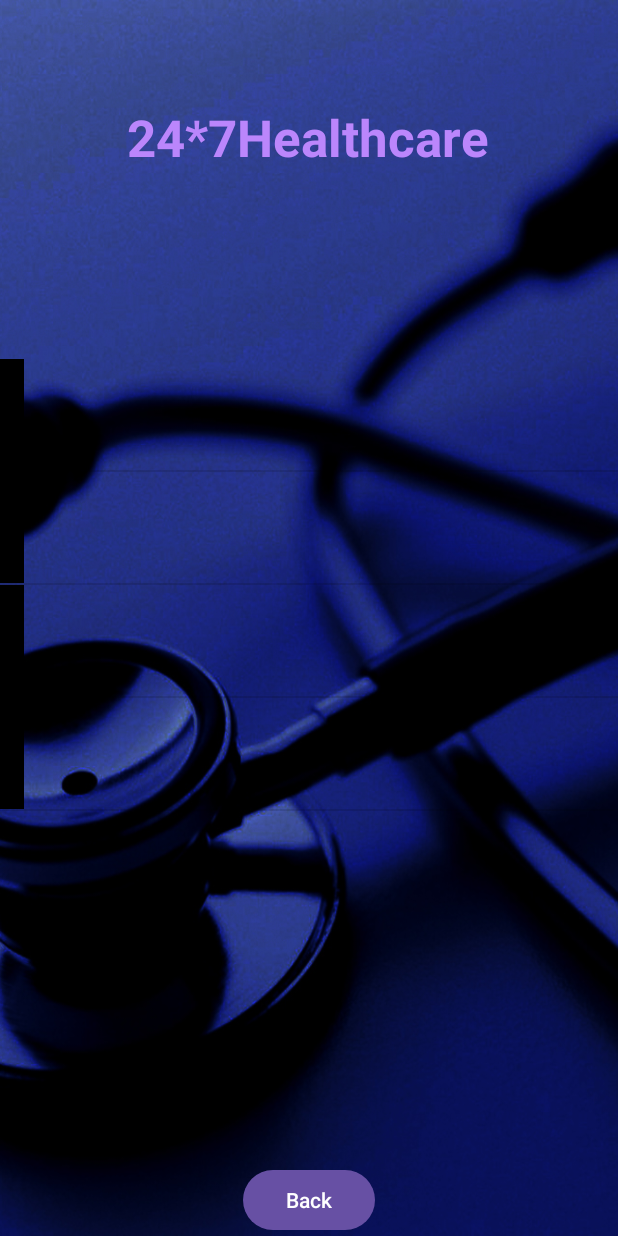
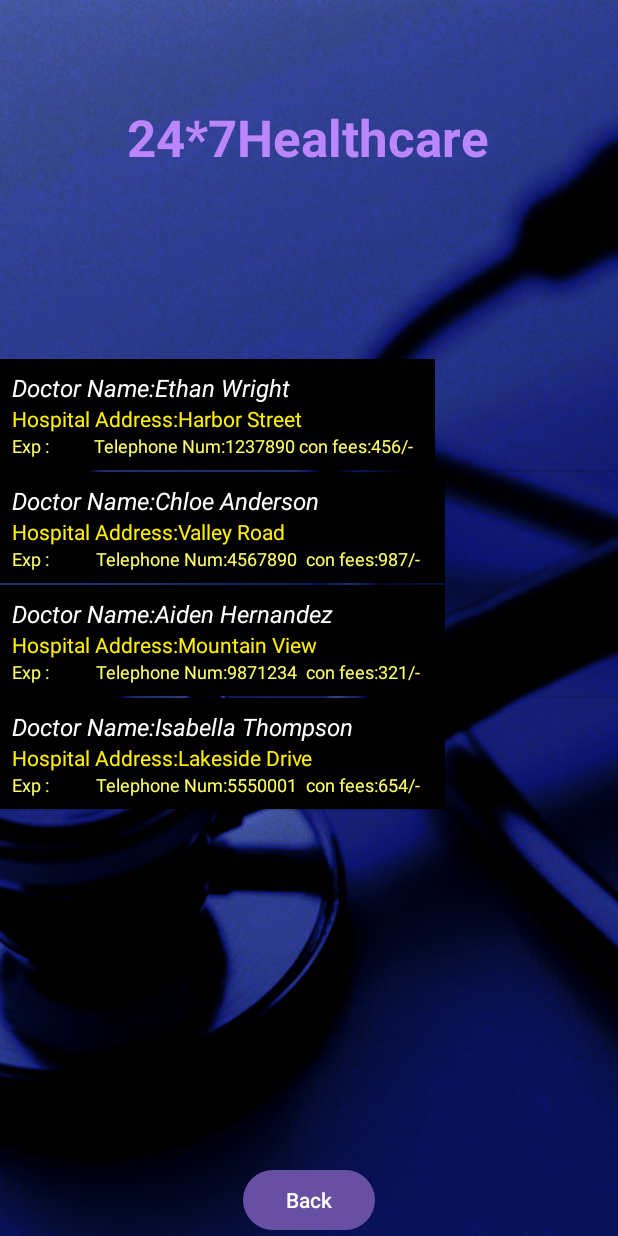
Before and after one commit to AymenBH52/Application-mobile-android-Healthcare-, an Android app: the DoctorDetailsActivity screen opened directly, with no data from a screen before it, on a phone screen of 412 x 824 dp. Run offline under Robolectric (Android 15) with nearby library versions, the phone set to English and light mode, and no system bars; 4 statements that could not run were skipped.

Commit message:
Cleanup + minor fixes

```diff
--- a/app/src/main/java/com/tekup/cabinetmedicale/CartBuyMedicineActivity.java
+++ b/app/src/main/java/com/tekup/cabinetmedicale/CartBuyMedicineActivity.java
@@ -65,7 +65,7 @@ public class CartBuyMedicineActivity extends AppCompatActivity {
             // We split arrData by delimiter "$" to create and array and store it strData
             String[] strData = arrData.split(java.util.regex.Pattern.quote("$"));
             packages[i][0] = strData[0];
-            packages[i][4] = "Cost : "+strData[1]+"/-";
+            packages[i][4] = "Cost : "+strData[1]+" DT";
             //Calculate the total amount
             totalAmount = totalAmount + Float.parseFloat(strData[1]);
         }
@@ -79,7 +79,7 @@ public class CartBuyMedicineActivity extends AppCompatActivity {
             item.put("line2", packages[i][1]);
             item.put("line3", packages[i][2]);
             item.put("line4", packages[i][3]);
-            item.put("line5", "Total Cost:" +packages[i][4]+"/-");
+            item.put("line5", "Total Cost:" +packages[i][4]+" DT");
             list.add(item);
         }
 
--- a/app/src/main/java/com/tekup/cabinetmedicale/DoctorDetailsActivity.java
+++ b/app/src/main/java/com/tekup/cabinetmedicale/DoctorDetailsActivity.java
@@ -15,38 +15,38 @@ import java.util.HashMap;
 
 public class DoctorDetailsActivity extends AppCompatActivity {
     private String[][] doctorDetails1 = {
-            {"Doctor Name:Mohsen Iifa","Hospital Address:Charles Nicols","Telephone Num:7474747","415"},
-            {"Doctor Name:Taid Jandoubi","Hospital Address:Yhtur","Telephone Num:7074747754","600"},
-            {"Doctor Name:Imen Kasah","Hospital Address:Charles Nicols","Telephone Num:2474747","500"},
-            {"Doctor Name:Jamila Aabdelaoui","Hospital Address:Rabta","Telephone Num:1452247","8632"}
+            {"Doctor Name:Mohsen Iifa","Hospital Address:Charles Nicols","Exp : 5years","Telephone Num:7474747","415"},
+            {"Doctor Name:Taid Jandoubi","Hospital Address:Yhtur","Exp : 3years","Telephone Num:7074747754","600"},
+            {"Doctor Name:Imen Kasah","Hospital Address:Charles Nicols","Exp : 10years","Telephone Num:2474747","500"},
+            {"Doctor Name:Jamila Aabdelaoui","Hospital Address:Rabta","Exp : 15years","Telephone Num:1452247","8632"}
     };
 
     private String[][] doctorDetails2 = {
-            {"Doctor Name:John Doe","Hospital Address:Main Street","Telephone Num:1234567","789"},
-            {"Doctor Name:Emily Smith","Hospital Address:Elm Avenue","Telephone Num:9876543","321"},
-            {"Doctor Name:Michael Johnson","Hospital Address:Pine Street","Telephone Num:5551234","432"},
-            {"Doctor Name:Sara Williams","Hospital Address:Maple Avenue","Telephone Num:7778888","567"}
+            {"Doctor Name:John Doe","Hospital Address:Main Street","Exp : 9years","Telephone Num:1234567","789"},
+            {"Doctor Name:Emily Smith","Hospital Address:Elm Avenue","Exp : 2years","Telephone Num:9876543","321"},
+            {"Doctor Name:Michael Johnson","Hospital Address:Pine Street","Exp : 2years","Telephone Num:5551234","432"},
+            {"Doctor Name:Sara Williams","Hospital Address:Maple Avenue","Exp : 1years","Telephone Num:7778888","567"}
     };
 
     private String[][] doctorDetails3 = {
-            {"Doctor Name:David Brown","Hospital Address:Cedar Lane","Telephone Num:3332222","654"},
-            {"Doctor Name:Laura Miller","Hospital Address:Oak Street","Telephone Num:9990001","876"},
-            {"Doctor Name:Daniel Wilson","Hospital Address:Willow Avenue","Telephone Num:1110000","246"},
-            {"Doctor Name:Amy Garcia","Hospital Address:Sunset Boulevard","Telephone Num:8889991","135"}
+            {"Doctor Name:David Brown","Hospital Address:Cedar Lane","Exp : 8years","Telephone Num:3332222","654"},
+            {"Doctor Name:Laura Miller","Hospital Address:Oak Street","Exp : 12years","Telephone Num:9990001","876"},
+            {"Doctor Name:Daniel Wilson","Hospital Address:Willow Avenue","Exp : 4years","Telephone Num:1110000","246"},
+            {"Doctor Name:Amy Garcia","Hospital Address:Sunset Boulevard","Exp : 4years","Telephone Num:8889991","135"}
     };
 
     private String[][] doctorDetails4 = {
-            {"Doctor Name:Robert Lee","Hospital Address:Waterfront Road","Telephone Num:4443332","978"},
-            {"Doctor Name:Olivia Davis","Hospital Address:Hillside Drive","Telephone Num:2221110","357"},
-            {"Doctor Name:William Clark","Hospital Address:Meadow Lane","Telephone Num:7773331","789"},
-            {"Doctor Name:Sophia Martinez","Hospital Address:Park Avenue","Telephone Num:8880009","654"}
+            {"Doctor Name:Robert Lee","Hospital Address:Waterfront Road","Exp : 4years","Telephone Num:4443332","978"},
+            {"Doctor Name:Olivia Davis","Hospital Address:Hillside Drive","Exp : 8years","Telephone Num:2221110","357"},
+            {"Doctor Name:William Clark","Hospital Address:Meadow Lane","Exp : 6years","Telephone Num:7773331","789"},
+            {"Doctor Name:Sophia Martinez","Hospital Address:Park Avenue","Exp : 2years","Telephone Num:8880009","654"}
     };
 
     private String[][] doctorDetails5 = {
-            {"Doctor Name:Ethan Wright","Hospital Address:Harbor Street","Telephone Num:1237890","456"},
-            {"Doctor Name:Chloe Anderson","Hospital Address:Valley Road","Telephone Num:4567890","987"},
-            {"Doctor Name:Aiden Hernandez","Hospital Address:Mountain View","Telephone Num:9871234","321"},
-            {"Doctor Name:Isabella Thompson","Hospital Address:Lakeside Drive","Telephone Num:5550001","654"}
+            {"Doctor Name:Ethan Wright","Hospital Address:Harbor Street","Exp : 9years","Telephone Num:1237890","456"},
+            {"Doctor Name:Chloe Anderson","Hospital Address:Valley Road","Exp : 21years","Telephone Num:4567890","987"},
+            {"Doctor Name:Aiden Hernandez","Hospital Address:Mountain View","Exp : 12years","Telephone Num:9871234","321"},
+            {"Doctor Name:Isabella Thompson","Hospital Address:Lakeside Drive","Exp : 10years","Telephone Num:5550001","654"}
     };
 
 TextView tv;
@@ -93,11 +93,11 @@ HashMap<String,String> item;
       List=new ArrayList<>();
       for(int i=0;i<doctorDetails.length;i++){
           item=new HashMap<String, String>();
-          item.put("Line1",doctorDetails[i][0]);
-          item.put("Line2",doctorDetails[i][1]);
-          item.put("Line3",doctorDetails[i][2]);
-          item.put("Line4",doctorDetails[i][3]);
-          item.put("Line5","con fees:"+doctorDetails[i][4]+"/-");
+          item.put("line1",doctorDetails[i][0]);
+          item.put("line2",doctorDetails[i][1]);
+          item.put("line3",doctorDetails[i][2]);
+          item.put("line4",doctorDetails[i][3]);
+          item.put("line5","con fees:"+doctorDetails[i][4]+"/-");
           List.add(item);
       }
 sa=new SimpleAdapter(this,List,
--- a/app/src/main/res/layout/activity_buy_medicine_book.xml
+++ b/app/src/main/res/layout/activity_buy_medicine_book.xml
@@ -47,7 +47,6 @@
         android:paddingTop="10dp"
         android:paddingRight="10dp"
         android:paddingBottom="10dp"
-        android:text="Full Name"
         android:textColor="@color/colorWhite"
         android:textColorHint="@color/colorWhite"
         app:layout_constraintEnd_toEndOf="parent"
@@ -71,7 +70,6 @@
         android:paddingTop="10dp"
         android:paddingRight="10dp"
         android:paddingBottom="10dp"
-        android:text="Address"
         android:textColor="@color/colorWhite"
         android:textColorHint="@color/colorWhite"
         app:layout_constraintEnd_toEndOf="parent"
@@ -94,7 +92,6 @@
         android:paddingTop="10dp"
         android:paddingRight="10dp"
         android:paddingBottom="10dp"
-        android:text="Pin Code"
         android:textColor="@color/colorWhite"
         android:textColorHint="@color/colorWhite"
         app:layout_constraintEnd_toEndOf="parent"
@@ -118,7 +115,6 @@
         android:paddingTop="10dp"
         android:paddingRight="10dp"
         android:paddingBottom="10dp"
-        android:text="Contact Number"
         android:textColor="@color/colorWhite"
         android:textColorHint="@color/colorWhite"
         app:layout_constraintEnd_toEndOf="parent"
--- a/app/src/main/res/layout/activity_find_doctor.xml
+++ b/app/src/main/res/layout/activity_find_doctor.xml
@@ -71,7 +71,7 @@
                 <TextView
                     android:layout_width="wrap_content"
                     android:layout_height="wrap_content"
-                    android:text="family_physicians"
+                    android:text="FAMILY PHYSICIANS"
                     android:textAlignment="center"
                     android:textColor="@color/yellowLight"
                     android:textStyle="bold"/>
--- a/app/src/main/res/layout/activity_login.xml
+++ b/app/src/main/res/layout/activity_login.xml
@@ -23,7 +23,6 @@
         android:paddingTop="10dp"
         android:paddingRight="10dp"
         android:paddingBottom="10dp"
-        android:text="Password"
         android:textColor="@color/colorWhite"
         android:textColorHint="@color/colorWhite"
         app:layout_constraintEnd_toEndOf="parent"
@@ -75,7 +74,6 @@
         android:paddingTop="10dp"
         android:paddingRight="10dp"
         android:paddingBottom="10dp"
-        android:text="Username"
         android:textColor="@color/colorWhite"
         android:textColorHint="@color/colorWhite"
         app:layout_constraintEnd_toEndOf="parent"
--- a/app/src/main/res/layout/activity_register.xml
+++ b/app/src/main/res/layout/activity_register.xml
@@ -22,7 +22,6 @@
         android:paddingTop="10dp"
         android:paddingRight="10dp"
         android:paddingBottom="10dp"
-        android:text="Confirm Password"
         android:textColor="@color/colorWhite"
         android:textColorHint="@color/colorWhite"
         app:layout_constraintEnd_toEndOf="parent"
@@ -45,7 +44,6 @@
         android:paddingTop="10dp"
         android:paddingRight="10dp"
         android:paddingBottom="10dp"
-        android:text="Email"
         android:textColor="@color/colorWhite"
         android:textColorHint="@color/colorWhite"
         app:layout_constraintEnd_toEndOf="parent"
@@ -68,7 +66,6 @@
         android:paddingTop="10dp"
         android:paddingRight="10dp"
         android:paddingBottom="10dp"
-        android:text="Password"
         android:textColor="@color/colorWhite"
         android:textColorHint="@color/colorWhite"
         app:layout_constraintEnd_toEndOf="parent"
@@ -120,7 +117,6 @@
         android:paddingTop="10dp"
         android:paddingRight="10dp"
         android:paddingBottom="10dp"
-        android:text="Username"
         android:textColor="@color/colorWhite"
         android:textColorHint="@color/colorWhite"
         app:layout_constraintEnd_toEndOf="parent"
```
Also changed, not shown: app/src/main/java/com/tekup/cabinetmedicale/BuyMedicineActivity.java (+7 -7 lines), app/src/main/java/com/tekup/cabinetmedicale/BuyMedicineDetailsActivity.java (+7 -1 lines).
